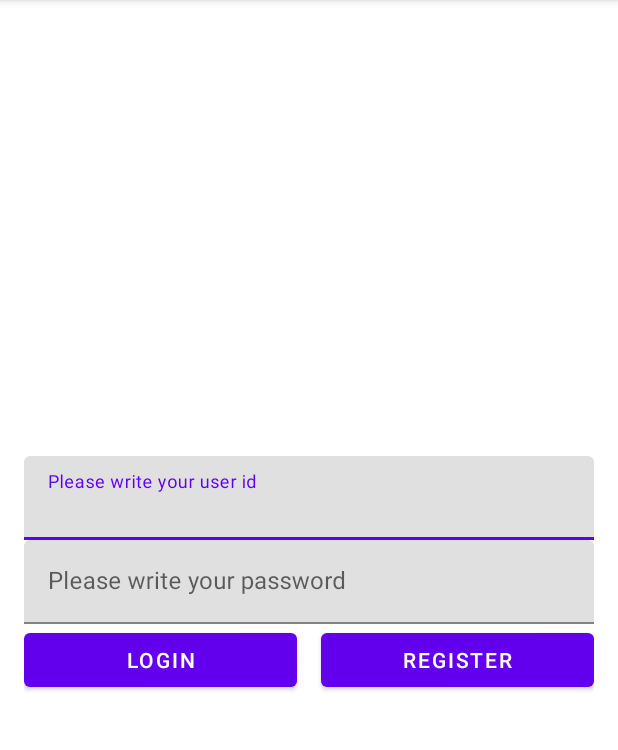
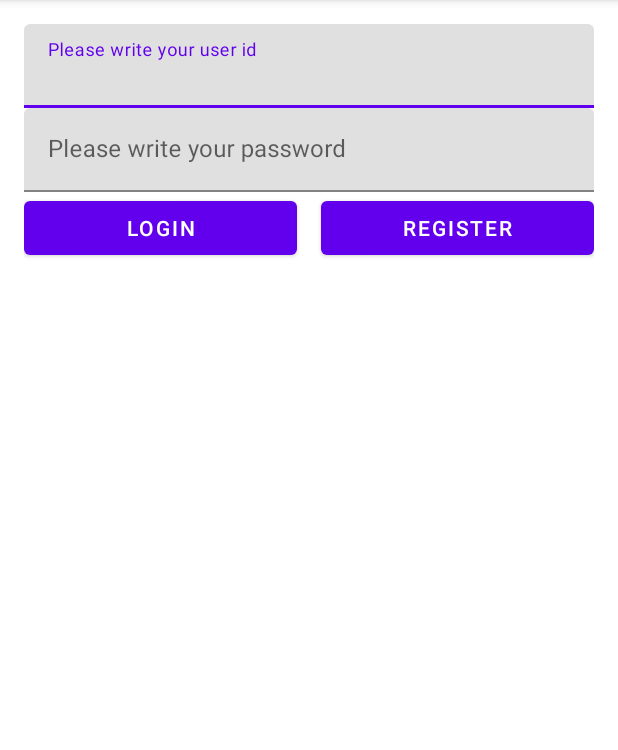
Before and after one commit to randomizerz/basicapp, an Android app: the screen it shows after launch (MainActivity), on a phone screen of 412 x 824 dp, the part 84-834 px from its top. Run offline under Robolectric (Android 15) with nearby library versions, the phone set to English and light mode, and no system bars.

Commit message:
constraintlayout instead of nested linearlayout.

```diff
--- a/app/src/main/res/layout/activity_main.xml
+++ b/app/src/main/res/layout/activity_main.xml
@@ -1,5 +1,6 @@
 <?xml version="1.0" encoding="utf-8"?>
-<LinearLayout xmlns:android="http://schemas.android.com/apk/res/android"
+<androidx.constraintlayout.widget.ConstraintLayout xmlns:android="http://schemas.android.com/apk/res/android"
+    xmlns:app="http://schemas.android.com/apk/res-auto"
     xmlns:tools="http://schemas.android.com/tools"
     android:layout_width="match_parent"
     android:layout_height="match_parent"
@@ -9,8 +10,10 @@
     tools:context=".MainActivity">
 
     <com.google.android.material.textfield.TextInputLayout
+        android:id="@+id/til_username"
         android:layout_width="match_parent"
-        android:layout_height="wrap_content">
+        android:layout_height="wrap_content"
+        app:layout_constraintTop_toTopOf="parent">
 
         <EditText
             android:id="@+id/et_username"
@@ -20,8 +23,10 @@
     </com.google.android.material.textfield.TextInputLayout>
 
     <com.google.android.material.textfield.TextInputLayout
+        android:id="@+id/til_password"
         android:layout_width="match_parent"
-        android:layout_height="wrap_content">
+        android:layout_height="wrap_content"
+        app:layout_constraintTop_toBottomOf="@id/til_username">
 
         <EditText
             android:id="@+id/et_password"
@@ -31,22 +36,22 @@
             android:inputType="textPassword" />
     </com.google.android.material.textfield.TextInputLayout>
 
-    <LinearLayout
-        android:layout_width="match_parent"
-        android:layout_height="wrap_content"
-        android:orientation="horizontal">
-
     <Button
+        android:id="@+id/btn_login"
         android:layout_width="0dp"
         android:layout_height="wrap_content"
         android:layout_marginEnd="16dp"
-            android:layout_weight="1"
-            android:text="@string/login" />
+        android:text="@string/login"
+        app:layout_constraintEnd_toStartOf="@id/btn_register"
+        app:layout_constraintStart_toStartOf="parent"
+        app:layout_constraintTop_toBottomOf="@id/til_password" />
 
     <Button
+        android:id="@+id/btn_register"
         android:layout_width="0dp"
         android:layout_height="wrap_content"
-            android:layout_weight="1"
-            android:text="@string/register" />
-    </LinearLayout>
-</LinearLayout>
+        android:text="@string/register"
+        app:layout_constraintEnd_toEndOf="parent"
+        app:layout_constraintStart_toEndOf="@id/btn_login"
+        app:layout_constraintTop_toTopOf="@id/btn_login" />
+</androidx.constraintlayout.widget.ConstraintLayout>
```
Lines whose indentation alone changed are shown as unchanged.
